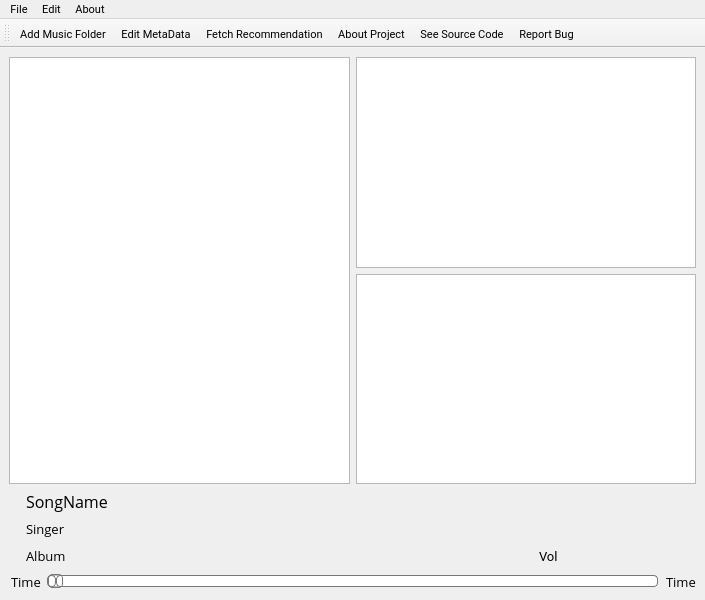
Before: the Qt Designer form recommend/mainWindow.ui in ProjectRecommend/Recommend, drawn with Qt 5.
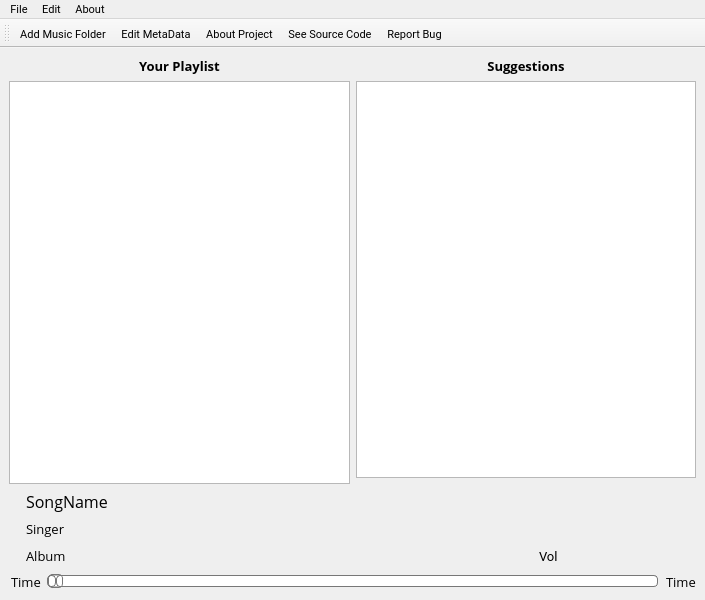
After: the same form once the commit is applied. Icons and pictures are not drawn.

Patch:
```diff
--- a/recommend/mainWindow.ui
+++ b/recommend/mainWindow.ui
@@ -65,14 +65,47 @@
    <layout class="QGridLayout" name="gridLayout">
     <item row="0" column="0">
      <layout class="QGridLayout" name="Lists">
-      <item row="0" column="1">
+      <item row="1" column="1">
        <widget class="QTableView" name="RecommendLocal"/>
       </item>
-      <item row="0" column="0" rowspan="2">
+      <item row="1" column="0" rowspan="2">
        <widget class="QTableView" name="Playlist"/>
       </item>
-      <item row="1" column="1">
-       <widget class="QTableView" name="RecommendOnline"/>
+      <item row="0" column="0">
+       <widget class="QLabel" name="label">
+        <property name="font">
+         <font>
+          <family>Open Sans</family>
+          <pointsize>10</pointsize>
+          <weight>75</weight>
+          <bold>true</bold>
+         </font>
+        </property>
+        <property name="text">
+         <string>Your Playlist</string>
+        </property>
+        <property name="alignment">
+         <set>Qt::AlignCenter</set>
+        </property>
+       </widget>
+      </item>
+      <item row="0" column="1">
+       <widget class="QLabel" name="label_2">
+        <property name="font">
+         <font>
+          <family>Open Sans</family>
+          <pointsize>10</pointsize>
+          <weight>75</weight>
+          <bold>true</bold>
+         </font>
+        </property>
+        <property name="text">
+         <string>Suggestions</string>
+        </property>
+        <property name="alignment">
+         <set>Qt::AlignCenter</set>
+        </property>
+       </widget>
       </item>
      </layout>
     </item>
@@ -557,7 +590,6 @@
    </attribute>
    <addaction name="actionOpen_Folder"/>
    <addaction name="actionEdit_MetaData"/>
-   <addaction name="actionFetch_Recommendation"/>
    <addaction name="actionAbout_Project"/>
    <addaction name="actionSee_Source_on_Github"/>
    <addaction name="actionReport_Bug"/>
```
Left out of the diff: 1 changed line with no effect on the pictures.
